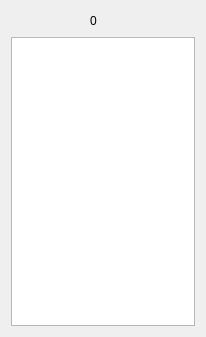
First picture: the form in tickersdb/widget.ui, repository HappySeaFox/tht, before the edit.
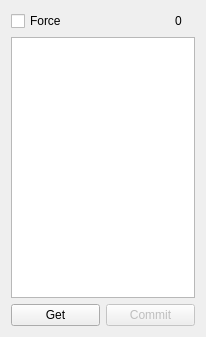
Second picture: the form after the edit.

```diff
--- a/tickersdb/widget.ui
+++ b/tickersdb/widget.ui
@@ -14,20 +14,37 @@
    <string>Finviz parser</string>
   </property>
   <layout class="QGridLayout" name="gridLayout">
-   <item row="0" column="3">
-    <spacer name="horizontalSpacer">
-     <property name="orientation">
-      <enum>Qt::Horizontal</enum>
+   <item row="0" column="0">
+    <widget class="QCheckBox" name="checkForce">
+     <property name="text">
+      <string>Force</string>
      </property>
-     <property name="sizeHint" stdset="0">
-      <size>
-       <width>0</width>
-       <height>20</height>
-      </size>
+    </widget>
+   </item>
+   <item row="0" column="1">
+    <widget class="QLabel" name="label">
+     <property name="sizePolicy">
+      <sizepolicy hsizetype="Maximum" vsizetype="Preferred">
+       <horstretch>0</horstretch>
+       <verstretch>0</verstretch>
+      </sizepolicy>
      </property>
-    </spacer>
+     <property name="text">
+      <string>0</string>
+     </property>
+    </widget>
    </item>
-   <item row="1" column="0" colspan="5">
+   <item row="0" column="2">
+    <widget class="QLabel" name="labelProgress">
+     <property name="sizePolicy">
+      <sizepolicy hsizetype="Maximum" vsizetype="Preferred">
+       <horstretch>0</horstretch>
+       <verstretch>0</verstretch>
+      </sizepolicy>
+     </property>
+    </widget>
+   </item>
+   <item row="1" column="0" colspan="3">
     <widget class="QPlainTextEdit" name="plainTextLog">
      <property name="sizePolicy">
       <sizepolicy hsizetype="Expanding" vsizetype="Expanding">
@@ -43,34 +60,26 @@
      </property>
     </widget>
    </item>
-   <item row="0" column="0">
-    <spacer name="horizontalSpacer_2">
-     <property name="orientation">
-      <enum>Qt::Horizontal</enum>
-     </property>
-     <property name="sizeHint" stdset="0">
-      <size>
-       <width>0</width>
-       <height>20</height>
-      </size>
-     </property>
-    </spacer>
-   </item>
-   <item row="0" column="1">
-    <widget class="QLabel" name="label">
-     <property name="sizePolicy">
-      <sizepolicy hsizetype="Maximum" vsizetype="Preferred">
-       <horstretch>0</horstretch>
-       <verstretch>0</verstretch>
-      </sizepolicy>
-     </property>
-     <property name="text">
-      <string>0</string>
-     </property>
-    </widget>
-   </item>
-   <item row="0" column="2">
-    <widget class="QLabel" name="labelProgress"/>
+   <item row="2" column="0" colspan="3">
+    <layout class="QHBoxLayout" name="horizontalLayout">
+     <item>
+      <widget class="QPushButton" name="pushGet">
+       <property name="text">
+        <string>Get</string>
+       </property>
+      </widget>
+     </item>
+     <item>
+      <widget class="QPushButton" name="pushCommit">
+       <property name="enabled">
+        <bool>false</bool>
+       </property>
+       <property name="text">
+        <string>Commit</string>
+       </property>
+      </widget>
+     </item>
+    </layout>
    </item>
   </layout>
  </widget>
```
Left out of the diff: 37 changed lines with no effect on the pictures.
